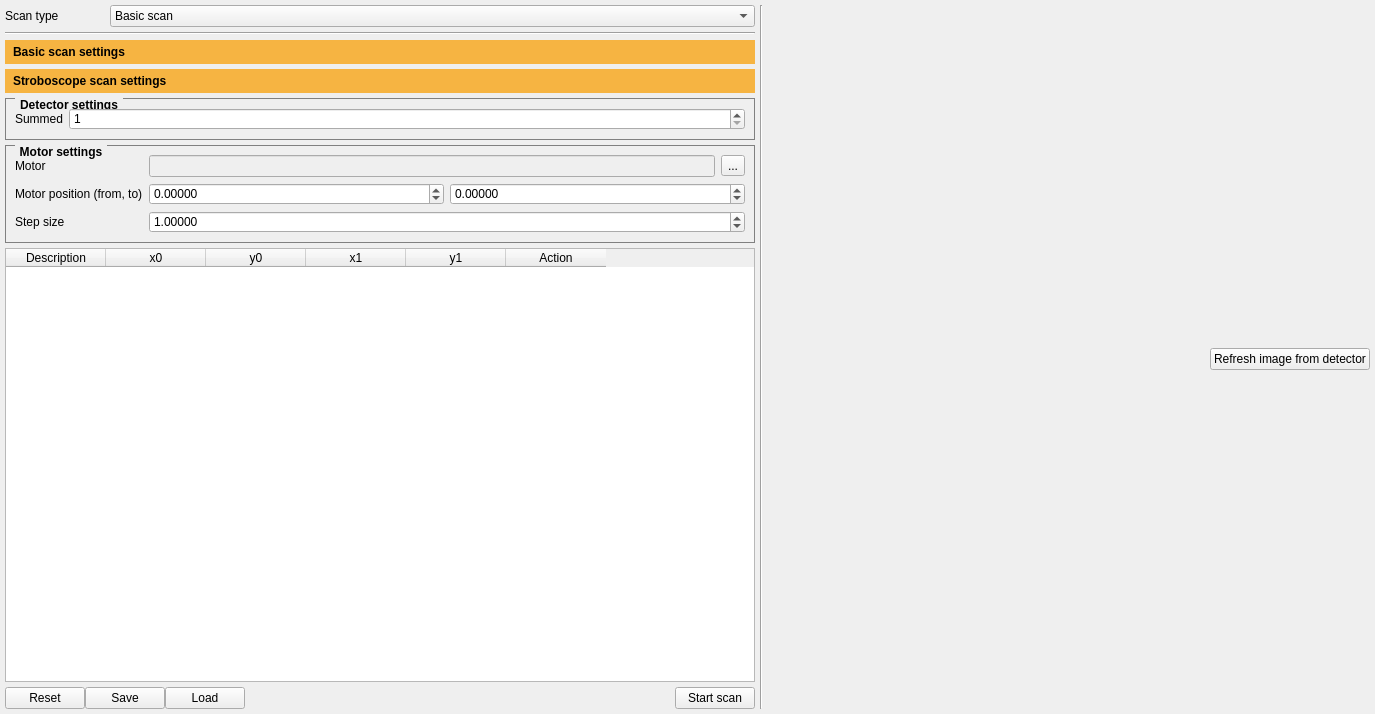
This is P02.1/Revolver/UI/layout_scan.ui in DESY-Petra-III/P02 as Qt 5 draws it before an edit. The edited form follows.
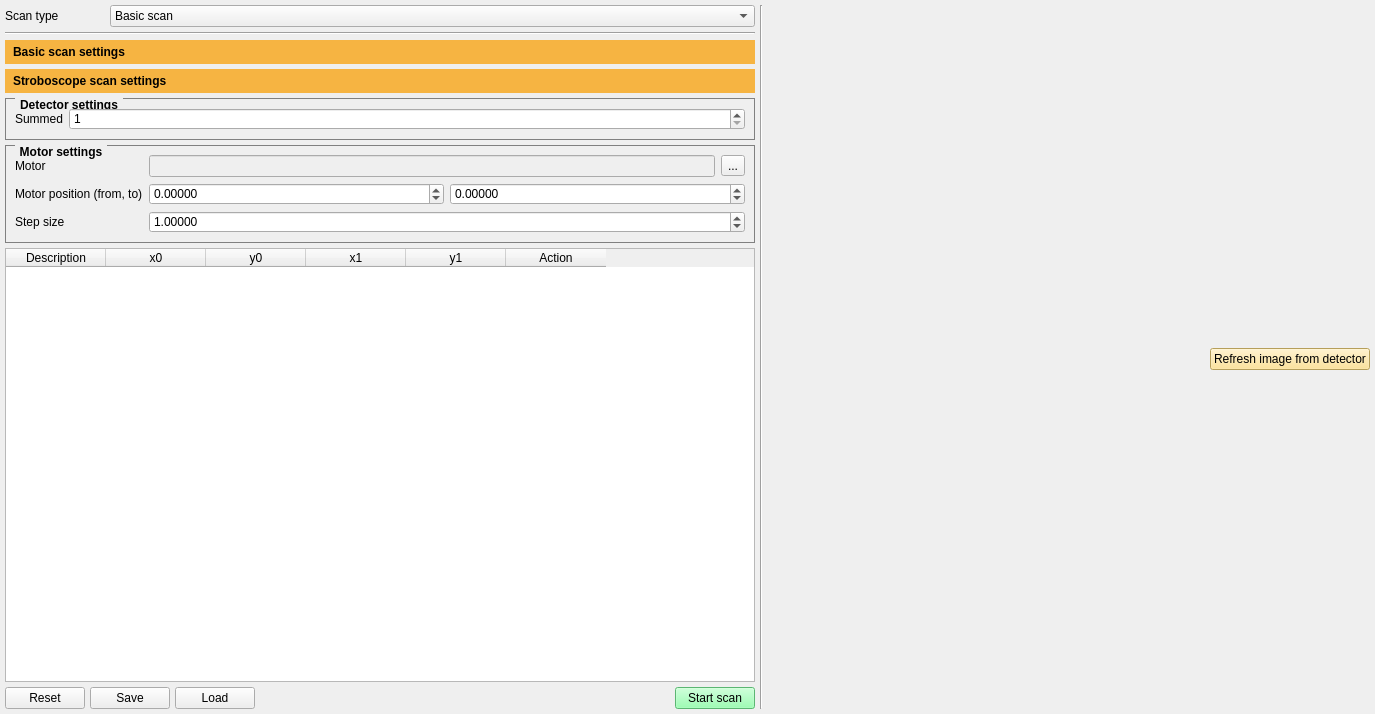
This is the edited form.

```diff
--- a/P02.1/Revolver/UI/layout_scan.ui
+++ b/P02.1/Revolver/UI/layout_scan.ui
@@ -516,7 +516,7 @@
              <item row="1" column="0">
               <layout class="QHBoxLayout" name="horizontalLayout_15">
                <property name="spacing">
-                <number>0</number>
+                <number>5</number>
                </property>
                <property name="topMargin">
                 <number>0</number>
@@ -557,8 +557,12 @@
                </item>
                <item>
                 <widget class="QPushButton" name="button_scan_start">
+                 <property name="enabled">
+                  <bool>true</bool>
+                 </property>
                  <property name="styleSheet">
-                  <string notr="true"/>
+                  <string notr="true">QPushButton{background:#80FF9F}
+QPushButton:disabled{ background:silver;color:grey }</string>
                  </property>
                  <property name="text">
                   <string>Start scan</string>
@@ -605,8 +609,12 @@
             </item>
             <item>
              <widget class="QPushButton" name="button_refresh_detector_image">
+              <property name="enabled">
+               <bool>true</bool>
+              </property>
               <property name="styleSheet">
-               <string notr="true"/>
+               <string notr="true">QPushButton{background:#FFDF80}
+QPushButton:disabled{ background:silver;color:grey }</string>
               </property>
               <property name="text">
                <string>Refresh image from detector</string>
```
Left out of the diff: 8 changed lines with no effect on the pictures.
